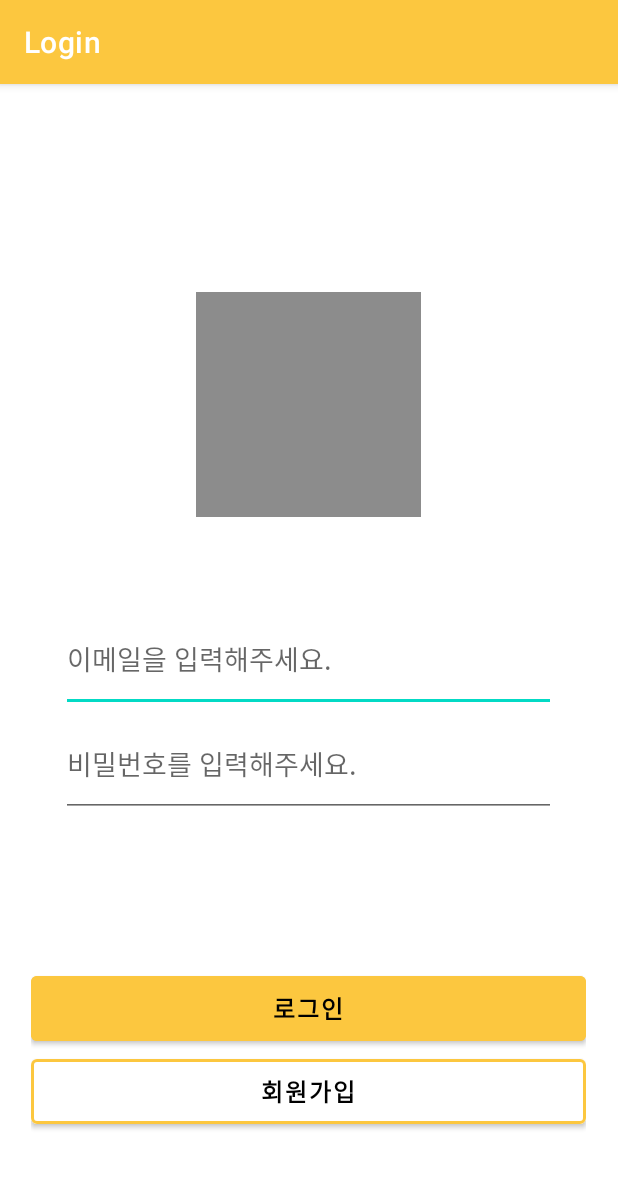
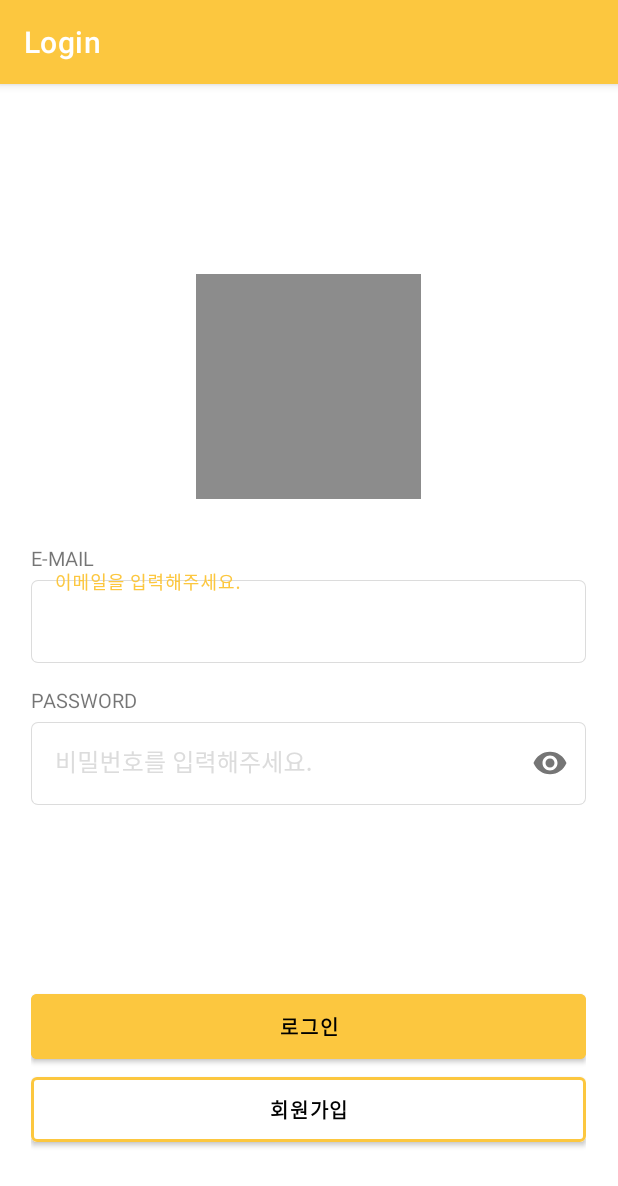
Before and after one commit to sanglim00/2022-02-MobileProgramming-Team1, an Android app: the LoginActivity screen opened directly, with no data from a screen before it, on a phone screen of 412 x 824 dp. Shown: the top 1186 px of the screen. Run offline under Robolectric (Android 15) with nearby library versions, the phone set to English and light mode, and no system bars.

Commit message:
로그인 화면 수정

```diff
--- /dev/null
+++ b/app/src/main/res/drawable/border.xml
@@ -0,0 +1,33 @@
+<?xml version="1.0" encoding="utf-8"?>
+<layer-list xmlns:android="http://schemas.android.com/apk/res/android">
+
+    <item>
+        <shape android:shape="rectangle">
+            <stroke android:width = "1dp" android:color = "#dcdcdc"/>
+            <corners
+                android:bottomRightRadius="4dp"
+                android:bottomLeftRadius="4dp"
+                android:topLeftRadius="4dp"
+                android:topRightRadius="4dp"/>
+        </shape>
+
+    </item>
+
+    <item
+        android:top = "1dp"
+        android:right= "1dp"
+        android:left="1dp"
+        android:bottom="1dp">
+
+        <shape android:shape="rectangle">
+            <solid android:color="#ffffff" />
+            <corners
+                android:bottomRightRadius="4dp"
+                android:bottomLeftRadius="4dp"
+                android:topLeftRadius="4dp"
+                android:topRightRadius="4dp"/>
+        </shape>
+
+    </item>
+
+</layer-list>
--- a/app/src/main/res/layout/activity_login.xml
+++ b/app/src/main/res/layout/activity_login.xml
@@ -1,5 +1,6 @@
 <?xml version="1.0" encoding="utf-8"?>
-<LinearLayout xmlns:android="http://schemas.android.com/apk/res/android"
+<LinearLayout
+    xmlns:android="http://schemas.android.com/apk/res/android"
     xmlns:tools="http://schemas.android.com/tools"
     xmlns:app="http://schemas.android.com/apk/res-auto"
     android:layout_width="match_parent"
@@ -18,44 +19,66 @@
     <LinearLayout
         android:layout_width="wrap_content"
         android:layout_height="wrap_content"
-        android:orientation="vertical">
+        android:orientation="vertical"
+        android:layout_marginTop="30dp">
+
+        <TextView
+            android:layout_width="wrap_content"
+            android:layout_height="wrap_content"
+            android:text="E-MAIL"
+            android:textSize="13dp" />
+        <com.google.android.material.textfield.TextInputLayout
+            android:layout_width="wrap_content"
+            android:layout_height="wrap_content"
+            android:textColorHint="#dcdcdc"
+            style="@style/Widget.MaterialComponents.TextInputLayout.OutlinedBox">
             <EditText
-            android:id="@+id/ID"
-            android:layout_width="330dp"
-            android:layout_height="70dp"
-            android:layout_marginTop="60dp"
-            android:layout_below="@+id/app"
-            android:layout_centerInParent="true"
+                android:id="@+id/signup_ID"
+                android:layout_width="370dp"
+                android:layout_height="55dp"
                 android:hint="이메일을 입력해주세요."
                 android:inputType="text"
-            app:strokeColor="#FCC73F"
-            app:strokeWidth="2dp" />
+                android:background="@drawable/border"
+                android:layout_marginBottom="15dp"
+                />
+        </com.google.android.material.textfield.TextInputLayout>
+
+
+        <TextView
+            android:layout_width="wrap_content"
+            android:layout_height="wrap_content"
+            android:text="PASSWORD"
+            android:textSize="13dp" />
+
+        <com.google.android.material.textfield.TextInputLayout
+            android:layout_width="wrap_content"
+            android:layout_height="wrap_content"
+            android:textColorHint="#dcdcdc"
+            app:passwordToggleEnabled="true"
+            style="@style/Widget.MaterialComponents.TextInputLayout.OutlinedBox">
 
             <EditText
                 android:id="@+id/PW"
-            android:layout_width="330dp"
-            android:layout_height="70dp"
-            android:layout_below="@+id/ID"
-            android:layout_centerInParent="true"
+                android:layout_width="370dp"
+                android:layout_height="55dp"
                 android:hint="비밀번호를 입력해주세요."
                 android:inputType="textPassword"
-            app:strokeColor="#8c8c8c"
-            app:strokeWidth="2dp" />
+                android:background="@drawable/border" />
+        </com.google.android.material.textfield.TextInputLayout>
+
     </LinearLayout>
 
     <LinearLayout
         android:layout_width="wrap_content"
         android:layout_height="wrap_content"
-        android:orientation="vertical">
+        android:orientation="vertical"
+        android:layout_marginTop="120dp">
         <Button
             android:id="@+id/Login_btn"
             android:layout_width="370dp"
             android:layout_height="55dp"
-            android:layout_marginTop="100dp"
-            android:layout_below="@+id/PW"
-            android:layout_centerInParent="true"
             android:text="로그인"
-            android:textSize="16sp"
+            android:textSize="13sp"
             android:textStyle="bold"
             android:textColor="@color/black"
             android:backgroundTint="#FCC73F" />
@@ -64,10 +87,8 @@
             android:id="@+id/Signup_btn"
             android:layout_width="370dp"
             android:layout_height="55dp"
-            android:layout_below="@+id/Login_btn"
-            android:layout_centerInParent="true"
             android:text="회원가입"
-            android:textSize="16sp"
+            android:textSize="13sp"
             android:textStyle="bold"
             android:textColor="@color/black"
             android:backgroundTint="@color/white"
```
Lines whose indentation alone changed are shown as unchanged.
